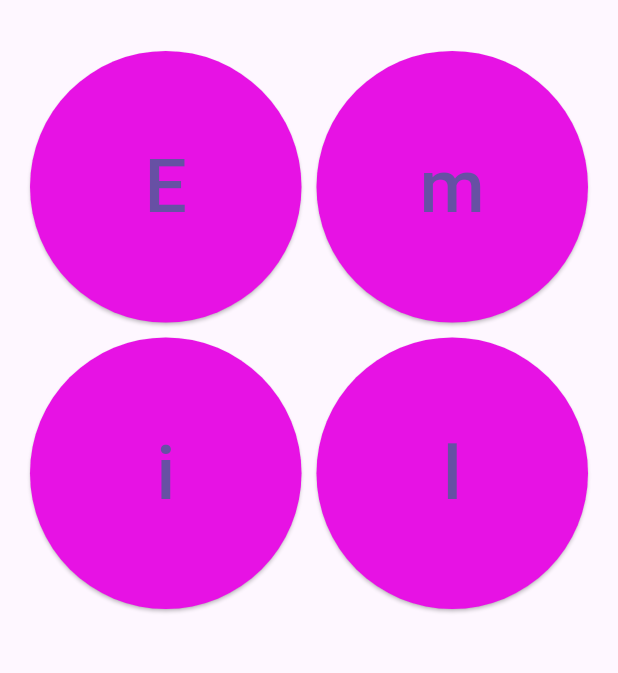
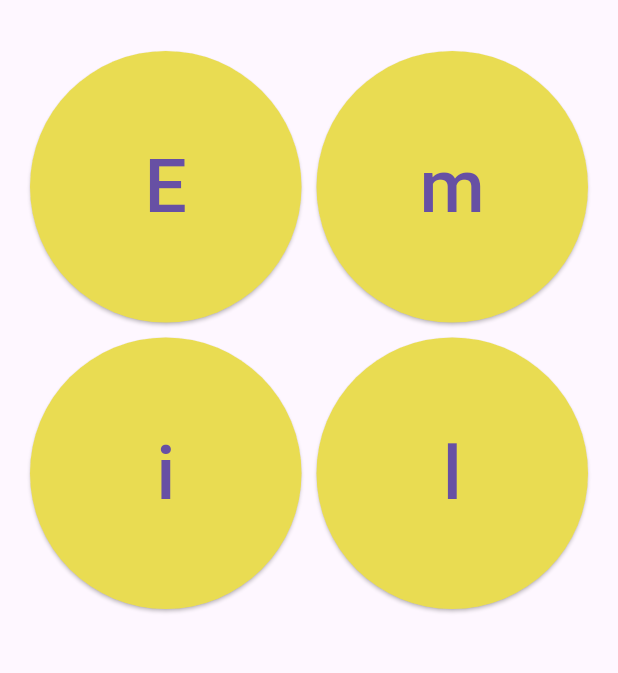
Before and after one commit to emilkaagni/Class_test, a Flutter app: the screen it shows after launch, on a phone screen of 412 x 824 dp, the part 63-736 px from its top. Run offline on Flutter 3.47's test engine with Material 3 defaults, Android fonts, the phone set to English and light mode, and no system bars.

Commit message:
updated buttons

```diff
--- a/lib/widget/name_button_widget.dart
+++ b/lib/widget/name_button_widget.dart
@@ -10,18 +10,26 @@ class NameButtonWidget extends StatefulWidget {
 }
 
 class _NameButtonState extends State<NameButtonWidget> {
-  bool _isClicked = false;
-
+  bool isVisible = true;
+  bool isFirstClick = true;
   @override
   Widget build(BuildContext context) {
-    return ElevatedButton(
+    return Visibility(
+        visible: isVisible,
+        child: ElevatedButton(
           onPressed: () {
             setState(() {
-          _isClicked = !_isClicked;
+              if (isFirstClick) {
+                // Change color on first click
+                isFirstClick = false;
+              } else {
+                // Disappear on second click
+                isVisible = false;
+              }
             });
           },
           style: ElevatedButton.styleFrom(
-        backgroundColor: _isClicked
+            backgroundColor: isFirstClick
                 ? const Color.fromARGB(255, 233, 220, 82)
                 : const Color.fromARGB(255, 231, 18, 228),
           ),
@@ -29,6 +37,45 @@ class _NameButtonState extends State<NameButtonWidget> {
             widget.char,
             style: const TextStyle(fontSize: 50),
           ),
-    );
+        ));
   }
 }
+
+// class NameButtonWidget extends StatefulWidget {
+//   final String text;
+//   const NameButtonWidget({super.key, required this.text});
+//   @override
+//   _NameButtonState createState() => _NameButtonState();
+// }
+
+// class _NameButtonState extends State<NameButtonWidget> {
+//   bool isVisible = true;
+//   bool isFirstClick = true;
+//   @override
+//   Widget build(BuildContext context) {
+//     return Visibility(
+//       visible: isVisible,
+//       child: ElevatedButton(
+//         onPressed: () {
+//           setState(() {
+//             if (isFirstClick) {
+//               // Change color on first click
+//               isFirstClick = false;
+//             } else {
+//               // Disappear on second click
+//               isVisible = false;
+//             }
+//           });
+//         },
+//         style: ButtonStyle(
+//           backgroundColor: MaterialStateProperty.all<Color>(
+//             isFirstClick
+//                 ? Colors.blue
+//                 : Colors.green, // Change color on first click
+//           ),
+//         ),
+//         child: Text(widget.text),
+//       ),
+//     );
+//   }
+// }
```
Lines whose indentation alone changed are shown as unchanged.
